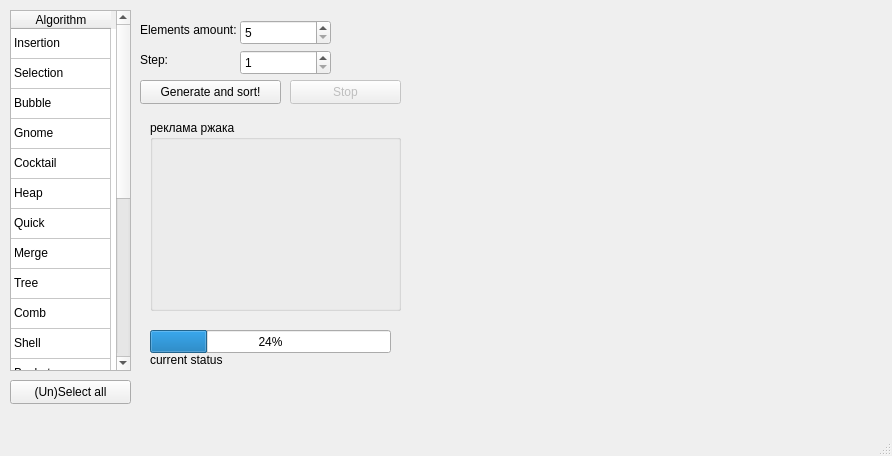
First picture: the form in mainwindow.ui, repository MarkusDarkus/Sort_Algo, before the edit.
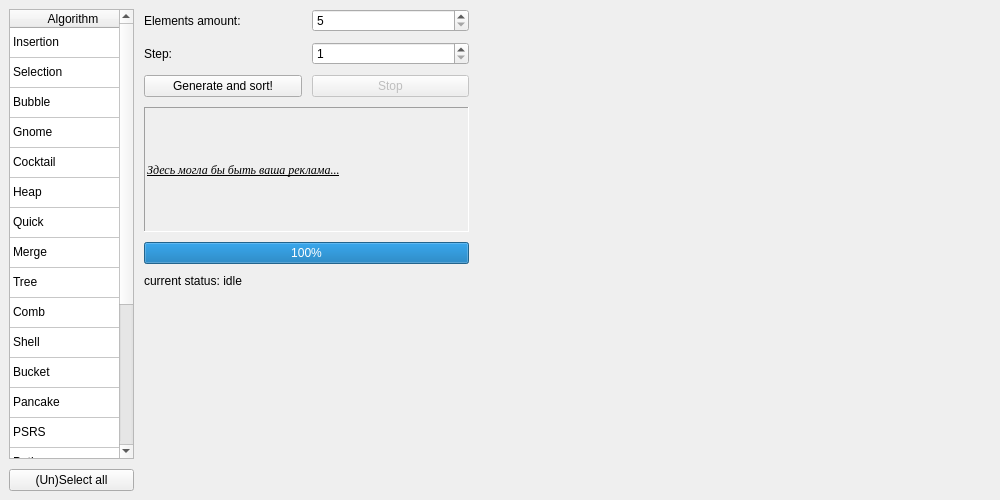
Second picture: the form after the edit.

```diff
--- a/mainwindow.ui
+++ b/mainwindow.ui
@@ -6,22 +6,62 @@
    <rect>
     <x>0</x>
     <y>0</y>
-    <width>892</width>
-    <height>456</height>
+    <width>1000</width>
+    <height>500</height>
    </rect>
   </property>
+  <property name="minimumSize">
+   <size>
+    <width>1000</width>
+    <height>500</height>
+   </size>
+  </property>
+  <property name="maximumSize">
+   <size>
+    <width>2000</width>
+    <height>1000</height>
+   </size>
+  </property>
   <property name="windowTitle">
    <string>SORTIROVKOINATOR3000</string>
   </property>
   <widget class="QWidget" name="centralwidget">
+   <layout class="QHBoxLayout" name="horizontalLayout_5" stretch="1,1">
+    <property name="spacing">
+     <number>10</number>
+    </property>
+    <item>
+     <layout class="QHBoxLayout" name="horizontalLayout_4" stretch="4,9">
+      <property name="spacing">
+       <number>10</number>
+      </property>
+      <property name="sizeConstraint">
+       <enum>QLayout::SetFixedSize</enum>
+      </property>
+      <item>
+       <layout class="QVBoxLayout" name="verticalLayout_4">
+        <property name="sizeConstraint">
+         <enum>QLayout::SetMinimumSize</enum>
+        </property>
+        <item>
    <widget class="QTableWidget" name="ChoiceTableButtons">
-    <property name="geometry">
-     <rect>
-      <x>10</x>
-      <y>10</y>
-      <width>121</width>
-      <height>361</height>
-     </rect>
+          <property name="sizePolicy">
+           <sizepolicy hsizetype="Minimum" vsizetype="Preferred">
+            <horstretch>125</horstretch>
+            <verstretch>125</verstretch>
+           </sizepolicy>
+          </property>
+          <property name="minimumSize">
+           <size>
+            <width>125</width>
+            <height>0</height>
+           </size>
+          </property>
+          <property name="maximumSize">
+           <size>
+            <width>125</width>
+            <height>16777215</height>
+           </size>
     </property>
     <property name="editTriggers">
      <set>QAbstractItemView::NoEditTriggers</set>
@@ -44,6 +84,9 @@
     <attribute name="horizontalHeaderVisible">
      <bool>true</bool>
     </attribute>
+          <attribute name="horizontalHeaderDefaultSectionSize">
+           <number>126</number>
+          </attribute>
     <attribute name="horizontalHeaderHighlightSections">
      <bool>true</bool>
     </attribute>
@@ -182,171 +225,207 @@
      </property>
     </item>
    </widget>
-   <widget class="QPushButton" name="BeginBtn">
-    <property name="geometry">
-     <rect>
-      <x>140</x>
-      <y>80</y>
-      <width>141</width>
-      <height>24</height>
-     </rect>
+        </item>
+        <item>
+         <widget class="QPushButton" name="SelectBtn">
+          <property name="enabled">
+           <bool>true</bool>
+          </property>
+          <property name="sizePolicy">
+           <sizepolicy hsizetype="Minimum" vsizetype="Fixed">
+            <horstretch>125</horstretch>
+            <verstretch>125</verstretch>
+           </sizepolicy>
+          </property>
+          <property name="minimumSize">
+           <size>
+            <width>125</width>
+            <height>0</height>
+           </size>
+          </property>
+          <property name="maximumSize">
+           <size>
+            <width>125</width>
+            <height>16777215</height>
+           </size>
     </property>
     <property name="text">
-     <string>Generate and sort!</string>
-    </property>
-   </widget>
-   <widget class="QSpinBox" name="AmountSpin">
-    <property name="geometry">
-     <rect>
-      <x>240</x>
-      <y>20</y>
-      <width>91</width>
-      <height>25</height>
-     </rect>
-    </property>
-    <property name="minimum">
-     <number>5</number>
-    </property>
-    <property name="maximum">
-     <number>10000000</number>
-    </property>
-   </widget>
+           <string>(Un)Select all</string>
+          </property>
+         </widget>
+        </item>
+       </layout>
+      </item>
+      <item>
+       <layout class="QVBoxLayout" name="verticalLayout_2" stretch="0,0,0,0,0">
+        <property name="sizeConstraint">
+         <enum>QLayout::SetFixedSize</enum>
+        </property>
+        <item>
+         <layout class="QHBoxLayout" name="horizontalLayout">
+          <item>
    <widget class="QLabel" name="label">
-    <property name="geometry">
-     <rect>
-      <x>140</x>
-      <y>20</y>
-      <width>101</width>
-      <height>20</height>
-     </rect>
-    </property>
     <property name="text">
      <string>Elements amount:</string>
     </property>
    </widget>
+          </item>
+          <item>
+           <widget class="QSpinBox" name="AmountSpin">
+            <property name="minimum">
+             <number>5</number>
+            </property>
+            <property name="maximum">
+             <number>10000000</number>
+            </property>
+           </widget>
+          </item>
+         </layout>
+        </item>
+        <item>
+         <layout class="QHBoxLayout" name="horizontalLayout_2">
+          <item>
+           <widget class="QLabel" name="label_2">
+            <property name="text">
+             <string>Step:</string>
+            </property>
+           </widget>
+          </item>
+          <item>
+           <widget class="QSpinBox" name="StepSpin">
+            <property name="minimum">
+             <number>1</number>
+            </property>
+            <property name="maximum">
+             <number>10000000</number>
+            </property>
+           </widget>
+          </item>
+         </layout>
+        </item>
+        <item>
+         <layout class="QHBoxLayout" name="horizontalLayout_3">
+          <item>
+           <widget class="QPushButton" name="BeginBtn">
+            <property name="text">
+             <string>Generate and sort!</string>
+            </property>
+           </widget>
+          </item>
+          <item>
+           <widget class="QPushButton" name="CancelBtn">
+            <property name="enabled">
+             <bool>false</bool>
+            </property>
+            <property name="text">
+             <string>Stop</string>
+            </property>
+           </widget>
+          </item>
+         </layout>
+        </item>
+        <item>
+         <widget class="QLabel" name="rofl">
+          <property name="sizePolicy">
+           <sizepolicy hsizetype="Preferred" vsizetype="Minimum">
+            <horstretch>0</horstretch>
+            <verstretch>0</verstretch>
+           </sizepolicy>
+          </property>
+          <property name="minimumSize">
+           <size>
+            <width>250</width>
+            <height>125</height>
+           </size>
+          </property>
+          <property name="font">
+           <font>
+            <family>Georgia</family>
+            <italic>true</italic>
+            <bold>false</bold>
+            <underline>true</underline>
+           </font>
+          </property>
+          <property name="frameShape">
+           <enum>QFrame::Panel</enum>
+          </property>
+          <property name="frameShadow">
+           <enum>QFrame::Sunken</enum>
+          </property>
+          <property name="text">
+           <string>Здесь могла бы быть ваша реклама...</string>
+          </property>
+          <property name="scaledContents">
+           <bool>true</bool>
+          </property>
+         </widget>
+        </item>
+        <item>
+         <layout class="QVBoxLayout" name="verticalLayout">
+          <item>
    <widget class="QProgressBar" name="ProgressBar">
-    <property name="geometry">
-     <rect>
-      <x>150</x>
-      <y>330</y>
-      <width>241</width>
-      <height>23</height>
-     </rect>
+            <property name="maximumSize">
+             <size>
+              <width>325</width>
+              <height>16777215</height>
+             </size>
     </property>
     <property name="value">
-     <number>24</number>
-    </property>
-   </widget>
+             <number>100</number>
+            </property>
+           </widget>
+          </item>
+          <item>
    <widget class="QLabel" name="ProgressStatus">
-    <property name="geometry">
-     <rect>
-      <x>150</x>
-      <y>350</y>
-      <width>101</width>
-      <height>20</height>
-     </rect>
+            <property name="maximumSize">
+             <size>
+              <width>325</width>
+              <height>16777215</height>
+             </size>
     </property>
     <property name="text">
-     <string>current status</string>
-    </property>
-   </widget>
-   <widget class="QGroupBox" name="rofl">
-    <property name="geometry">
-     <rect>
-      <x>150</x>
-      <y>120</y>
-      <width>251</width>
-      <height>191</height>
-     </rect>
-    </property>
-    <property name="title">
-     <string>реклама ржака</string>
-    </property>
-   </widget>
+             <string>current status: idle</string>
+            </property>
+           </widget>
+          </item>
+          <item>
+           <spacer name="verticalSpacer">
+            <property name="orientation">
+             <enum>Qt::Vertical</enum>
+            </property>
+            <property name="sizeHint" stdset="0">
+             <size>
+              <width>20</width>
+              <height>40</height>
+             </size>
+            </property>
+           </spacer>
+          </item>
+         </layout>
+        </item>
+       </layout>
+      </item>
+     </layout>
+    </item>
+    <item>
    <widget class="QFrame" name="ChartFrame">
-    <property name="geometry">
-     <rect>
-      <x>420</x>
-      <y>10</y>
-      <width>460</width>
-      <height>380</height>
-     </rect>
+      <property name="sizePolicy">
+       <sizepolicy hsizetype="Preferred" vsizetype="Preferred">
+        <horstretch>0</horstretch>
+        <verstretch>0</verstretch>
+       </sizepolicy>
+      </property>
+      <property name="minimumSize">
+       <size>
+        <width>480</width>
+        <height>480</height>
+       </size>
     </property>
     <layout class="QHBoxLayout" name="horizontalFrame"/>
    </widget>
-   <widget class="QPushButton" name="CancelBtn">
-    <property name="enabled">
-     <bool>false</bool>
-    </property>
-    <property name="geometry">
-     <rect>
-      <x>290</x>
-      <y>80</y>
-      <width>111</width>
-      <height>24</height>
-     </rect>
-    </property>
-    <property name="text">
-     <string>Stop</string>
-    </property>
-   </widget>
-   <widget class="QPushButton" name="SelectBtn">
-    <property name="enabled">
-     <bool>true</bool>
-    </property>
-    <property name="geometry">
-     <rect>
-      <x>10</x>
-      <y>380</y>
-      <width>121</width>
-      <height>24</height>
-     </rect>
-    </property>
-    <property name="text">
-     <string>(Un)Select all</string>
-    </property>
-   </widget>
-   <widget class="QSpinBox" name="StepSpin">
-    <property name="geometry">
-     <rect>
-      <x>240</x>
-      <y>50</y>
-      <width>91</width>
-      <height>25</height>
-     </rect>
-    </property>
-    <property name="minimum">
-     <number>1</number>
-    </property>
-    <property name="maximum">
-     <number>10000000</number>
-    </property>
-   </widget>
-   <widget class="QLabel" name="label_2">
-    <property name="geometry">
-     <rect>
-      <x>140</x>
-      <y>50</y>
-      <width>101</width>
-      <height>20</height>
-     </rect>
-    </property>
-    <property name="text">
-     <string>Step:</string>
-    </property>
-   </widget>
-  </widget>
-  <widget class="QMenuBar" name="menubar">
-   <property name="geometry">
-    <rect>
-     <x>0</x>
-     <y>0</y>
-     <width>892</width>
-     <height>21</height>
-    </rect>
-   </property>
-  </widget>
-  <widget class="QStatusBar" name="statusbar"/>
+    </item>
+   </layout>
+  </widget>
  </widget>
  <resources/>
  <connections/>
```
Lines whose indentation alone changed are shown as unchanged.
